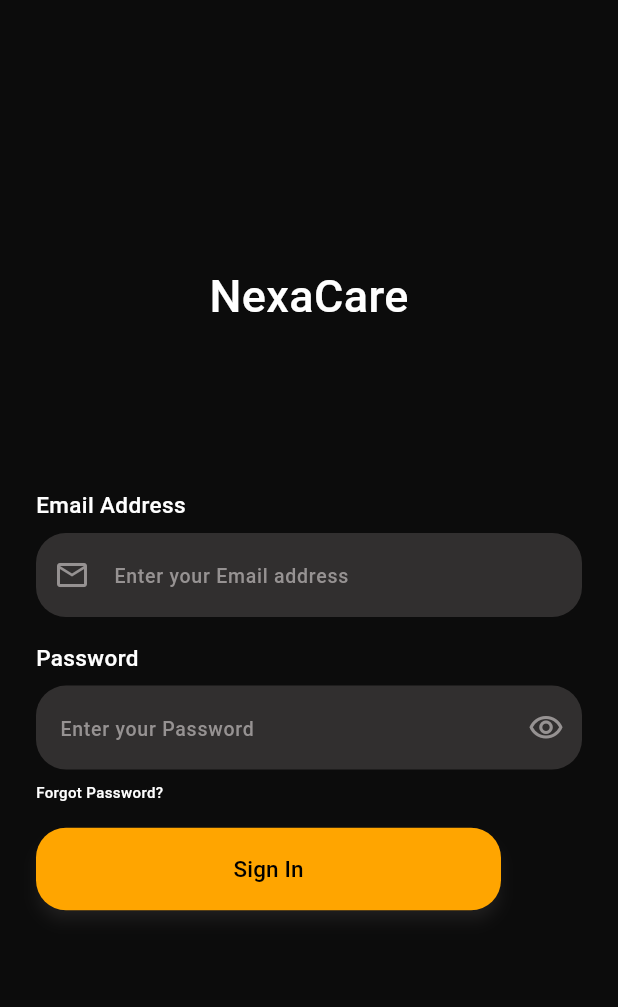
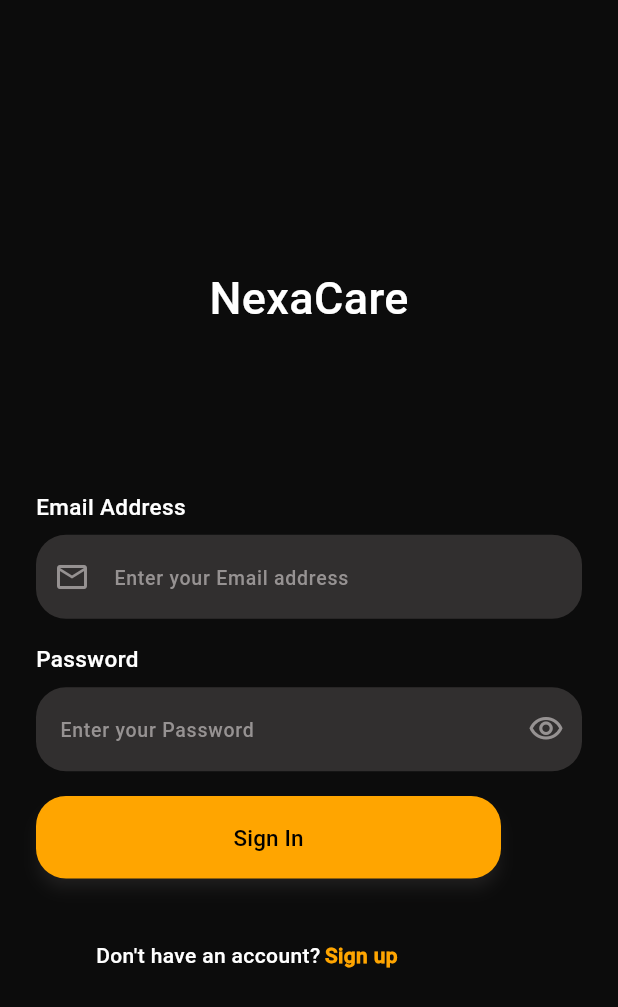
Before and after one commit to BaviskarMahesh/NexaCare, a Flutter app: the screen it shows after launch, on a phone screen of 412 x 824 dp. Shown: the top 1007 px of the screen. Run offline on Flutter 3.47's test engine with Material 3 defaults, Android fonts, the light colour scheme and no system bars; our stand-ins replace firebase_auth, firebase_core; accounts and stored records are empty.

Commit message:
log in functionality added

```diff
--- a/lib/Routes/app_routes.dart
+++ b/lib/Routes/app_routes.dart
@@ -4,6 +4,7 @@ import 'package:nexacare/email/forgotpswd.dart';
 import 'package:nexacare/screens/landingpage.dart';
 import 'package:nexacare/user/homepage_user.dart';
 import 'package:nexacare/user/signin_User.dart';
+import 'package:nexacare/user/signup_user.dart';
 import 'package:nexacare/utils/wrapper.dart';
 
 class Approutes {
@@ -13,6 +14,7 @@ class Approutes {
   static const String forgotPswd = '/forgotPswd';
   static const String wrapper = '/wrapper';
   static const String homepageUser = '/homepageUser';
+  static const String signupUser = '/signupUser';
 
   static Route<dynamic> generateRoute(RouteSettings settings) {
     switch (settings.name) {
@@ -28,6 +30,8 @@ class Approutes {
         return MaterialPageRoute(builder: (_) => Wrapper());
       case homepageUser:
         return MaterialPageRoute(builder: (_) => HomepageUser());
+      case signupUser:
+        return MaterialPageRoute(builder: (_) => SignupUser());
 
       default:
         return MaterialPageRoute(
--- a/lib/main.dart
+++ b/lib/main.dart
@@ -3,6 +3,7 @@ import 'package:nexacare/Routes/app_routes.dart';
 import 'package:nexacare/screens/landingpage.dart';
 import 'package:firebase_core/firebase_core.dart';
 import 'package:nexacare/utils/wrapper.dart';
+import 'package:nexacare/firebase_options.dart';
 
 class NexaCare extends StatefulWidget {
   const NexaCare({super.key});
@@ -12,8 +13,8 @@ class NexaCare extends StatefulWidget {
 }
 
 void main() async {
-   WidgetsFlutterBinding.ensureInitialized();
-   await Firebase.initializeApp();
+  WidgetsFlutterBinding.ensureInitialized();
+  await Firebase.initializeApp(options: DefaultFirebaseOptions.currentPlatform);
   runApp(const NexaCare());
 }
 
--- a/lib/user/signin_User.dart
+++ b/lib/user/signin_User.dart
@@ -17,7 +17,7 @@ class _SigninUserState extends State<SigninUser> {
   TextEditingController password = TextEditingController();
 
   signIn() async {
-    await FirebaseAuth.instance.signInWithEmailAndPassword(
+    await FirebaseAuth.instance.createUserWithEmailAndPassword(
       email: email.text,
       password: password.text,
     );
@@ -102,20 +102,7 @@ class _SigninUserState extends State<SigninUser> {
                   prefixIconColor: const Color(0xff969292),
                 ),
               ),
-              SizedBox(height: screenHeight * 0.01),
-              InkWell(
-                child: Text(
-                  "Forgot Password?",
-                  style: TextStyle(
-                    fontFamily: 'Font1',
-                    fontSize: 10,
-                    color: Colors.white,
-                  ),
-                ),
-                onTap: () {
-                  Navigator.pushNamed(context, Approutes.forgotPswd);
-                },
-              ),
+
               SizedBox(height: screenHeight * 0.02),
               customElevatedButton(
                 buttonSize: Size(310, 55),
@@ -126,21 +113,39 @@ class _SigninUserState extends State<SigninUser> {
                   fontFamily: 'Font1',
                   fontSize: 15,
                 ),
-                onPressed: () {
-                  Navigator.pushNamed(context, Approutes.homepageUser);
-                },
+                onPressed: (() => signIn()),
               ),
               SizedBox(height: screenHeight * 0.05),
-              // Container(
-              //   height: 55,
-              //   width: 310,
-              //   color: Color(0xff0C0C0C),
-              //   child: Row(
-              //     children: [
-              //       Icon(Icons.google)
-              //     ],
-              //   ),
-              // )
+              Padding(
+                padding: const EdgeInsets.only(left: 40.0),
+                child: Row(
+                  children: [
+                    Text(
+                      "Don't have an account?",
+                      style: TextStyle(
+                        fontFamily: 'Font1',
+                        fontSize: 14,
+                        color: Colors.white,
+                      ),
+                    ),
+                    SizedBox(width: 3),
+                    InkWell(
+                      child: Text(
+                        "Sign up",
+                        style: TextStyle(
+                          fontFamily: 'Font1',
+                          fontSize: 14,
+                          fontWeight: FontWeight.bold,
+                          color: Color(0xffFFA500),
+                        ),
+                      ),
+                      onTap: () {
+                        Navigator.pushNamed(context, Approutes.signupUser);
+                      },
+                    ),
+                  ],
+                ),
+              ),
             ],
           ),
         ),
--- a/lib/utils/wrapper.dart
+++ b/lib/utils/wrapper.dart
@@ -1,5 +1,6 @@
 import 'package:firebase_auth/firebase_auth.dart';
 import 'package:flutter/material.dart';
+import 'package:nexacare/email/verifyEmail.dart';
 import 'package:nexacare/user/homepage_user.dart';
 import 'package:nexacare/user/signin_User.dart';
 
@@ -14,11 +15,24 @@ class _WrapperState extends State<Wrapper> {
   @override
   Widget build(BuildContext context) {
     return Scaffold(
-      body: StreamBuilder(
+      body: StreamBuilder<User?>(
         stream: FirebaseAuth.instance.authStateChanges(),
         builder: (context, snapshot) {
+          // Loading state
+          if (snapshot.connectionState == ConnectionState.waiting) {
+            return Center(child: CircularProgressIndicator());
+          }
+
+          // Error state
+          if (snapshot.hasError) {
+            return Center(child: Text("Something went wrong"));
+          }
+
+          // Check user authentication state
           if (snapshot.hasData) {
-            return HomepageUser();
+            return snapshot.data!.emailVerified
+                ? HomepageUser()
+                : Verifyemail();
           } else {
             return SigninUser();
           }
```
Also changed, not shown: lib/email/forgotpswd.dart (+35 -5 lines), lib/email/verifyEmail.dart (added, +96 -0 lines), lib/user/signup_user.dart (added, +156 -0 lines).
